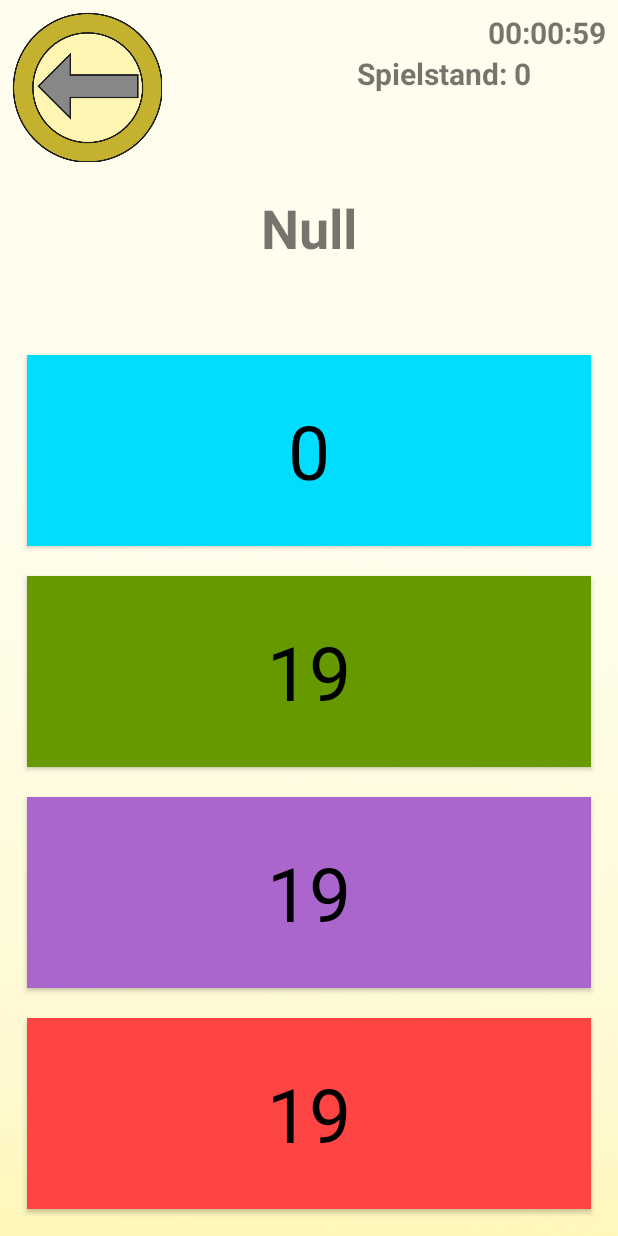
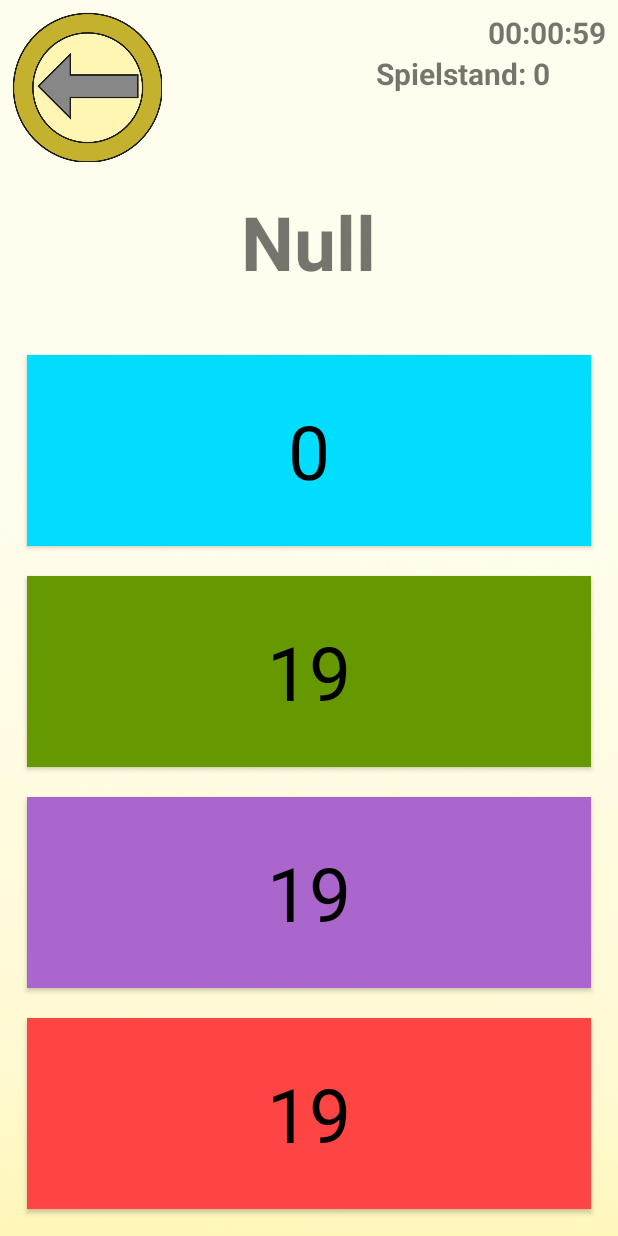
Before and after one commit to vschwartz-tgm/mobilelearning, an Android app: the Wort2Zahl screen opened directly, with no data from a screen before it, on a phone screen of 412 x 824 dp. Run offline under Robolectric (Android 15) with nearby library versions, the phone set to English and light mode, and no system bars.

Commit message:
wort2zahl

```diff
--- a/MobileLearning/app/src/main/res/layout/activity_wort2_zahl.xml
+++ b/MobileLearning/app/src/main/res/layout/activity_wort2_zahl.xml
@@ -32,9 +32,8 @@
             android:layout_centerHorizontal="true"
             android:layout_marginTop="119dp"
             android:text="Test"
-            android:textSize="36sp"
+            android:textSize="50sp"
             android:textStyle="bold" />
-
 
         <TextView
             android:id="@+id/timers"
@@ -132,11 +131,11 @@
 
             <Button
                 android:id="@+id/button2"
+                android:layout_width="100dp"
+                android:layout_height="100dp"
                 android:layout_alignParentStart="true"
                 android:layout_alignParentTop="true"
-                android:background="@drawable/back"
-                android:layout_width="100dp"
-                android:layout_height="100dp" />
+                android:background="@drawable/back" />
         </RelativeLayout>
 
     </RelativeLayout>
```
